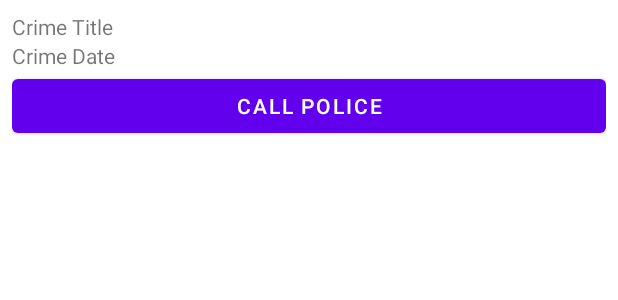
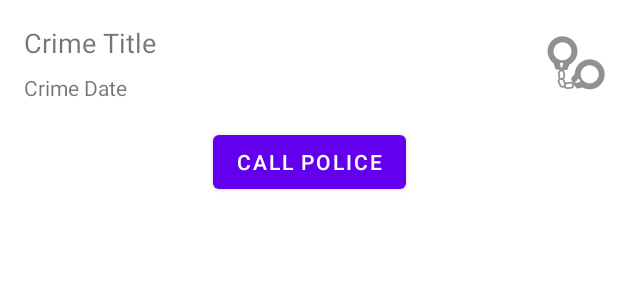
Before and after one commit to RuslanAkhmetov/CriminalIntent, an Android app: the layout list_item_crime_police.xml on its own in the app's theme, with its tools: preview values and no code run, on a phone screen of 412 x 824 dp. Shown: the top 300 px of the screen. Run offline under Robolectric (Android 15) with nearby library versions, the phone set to English and light mode, and no system bars.

Commit message:
Chapter 10 Home Task

```diff
--- a/app/src/main/res/layout/list_item_crime_police.xml
+++ b/app/src/main/res/layout/list_item_crime_police.xml
@@ -1,26 +1,64 @@
 <?xml version="1.0" encoding="utf-8"?>
-<LinearLayout xmlns:android="http://schemas.android.com/apk/res/android"
-    android:orientation="vertical"
+<androidx.constraintlayout.widget.ConstraintLayout xmlns:android="http://schemas.android.com/apk/res/android"
+    xmlns:app="http://schemas.android.com/apk/res-auto"
+    xmlns:tools="http://schemas.android.com/tools"
+    android:id="@+id/linearLayout2"
     android:layout_width="match_parent"
-    android:layout_height="wrap_content"
-    android:padding="@dimen/list_item_padding">
+    android:layout_height="wrap_content">
 
     <TextView
         android:id="@+id/crime_title"
-        android:layout_width="match_parent"
+        android:layout_width="0dp"
         android:layout_height="wrap_content"
-        android:text="@string/crime_title"/>
+        android:layout_marginStart="16dp"
+        android:layout_marginTop="16dp"
+        android:layout_marginEnd="8dp"
+        android:layout_marginBottom="8dp"
+        android:text="@string/crime_title"
+        android:textSize="18sp"
+        app:layout_constraintEnd_toStartOf="@id/crime_solved"
+        app:layout_constraintStart_toStartOf="parent"
+        app:layout_constraintTop_toTopOf="parent" />
 
     <TextView
         android:id="@+id/crime_date"
-        android:layout_width="match_parent"
+        android:layout_width="0dp"
         android:layout_height="wrap_content"
-        android:text="@string/crime_date"/>
+        android:layout_marginStart="16dp"
+        android:layout_marginTop="8dp"
+        android:layout_marginEnd="8dp"
+        android:layout_marginBottom="8dp"
+        android:text="@string/crime_date"
+        app:layout_constraintBottom_toTopOf="@+id/call_to_police"
+        app:layout_constraintEnd_toStartOf="@id/crime_solved"
+        app:layout_constraintStart_toStartOf="parent"
+        app:layout_constraintTop_toBottomOf="@+id/crime_title" />
+
+    <ImageView
+        android:id="@+id/crime_solved"
+        android:layout_width="wrap_content"
+        android:layout_height="wrap_content"
+        android:layout_marginTop="8dp"
+        android:layout_marginEnd="8dp"
+        android:layout_marginBottom="8dp"
+        app:layout_constraintBottom_toTopOf="@+id/call_to_police"
+        app:layout_constraintEnd_toEndOf="parent"
+        app:layout_constraintTop_toTopOf="parent"
+        app:srcCompat="@drawable/ic_solved" />
 
     <Button
         android:id="@+id/call_to_police"
-        android:layout_width="match_parent"
+        android:layout_width="wrap_content"
         android:layout_height="wrap_content"
-        android:text="@string/call_police"/>
+        android:layout_marginStart="8dp"
+        android:layout_marginTop="8dp"
+        android:layout_marginEnd="8dp"
+        android:layout_marginBottom="8dp"
+        android:text="@string/call_police"
+        app:layout_constraintTop_toBottomOf="@+id/crime_date"
+        app:layout_constraintBottom_toBottomOf="parent"
+        app:layout_constraintEnd_toEndOf="parent"
+        app:layout_constraintStart_toStartOf="parent"
+         />
 
-</LinearLayout>
+</androidx.constraintlayout.widget.ConstraintLayout>
```
Also changed, not shown: app/src/main/java/com/bignerdranch/android/criminalintent/CrimeListFragment.kt (+8 -1 lines), app/src/main/res/drawable-v24/ic_launcher_foreground.xml (+16 -12 lines), app/src/main/res/drawable/ic_launcher_background.xml (+72 -168 lines), app/src/main/res/layout/list_item_crime.xml (+38 -9 lines), app/src/main/res/drawable-hdpi/ic_solved.png (added), app/src/main/res/drawable-mdpi/ic_solved.png (added), app/src/main/res/drawable-xhdpi/ic_solved.png (added), app/src/main/res/drawable-xxhdpi/ic_solved.png (added), app/src/main/res/drawable-xxxhdpi/ic_solved.png (added).
